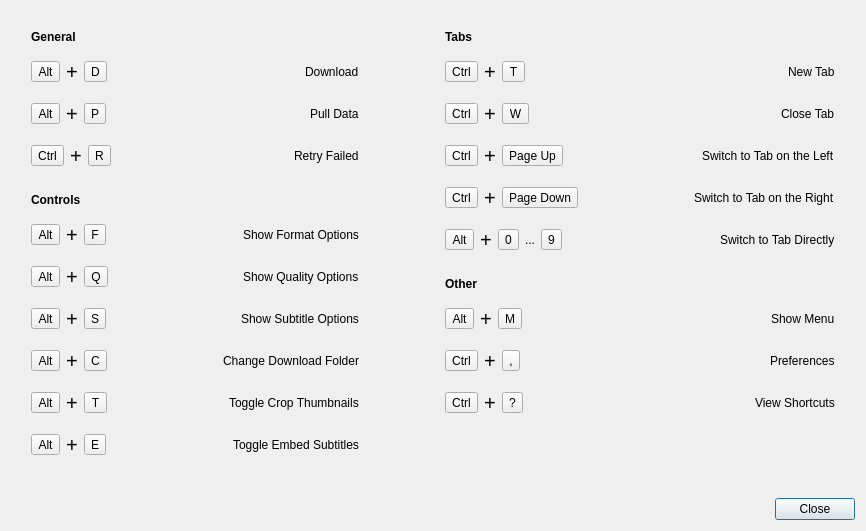
Qt form src/media_downloader/ui/keyboard_shortcuts_dialog.ui (markop404/media-downloader) before a commit.
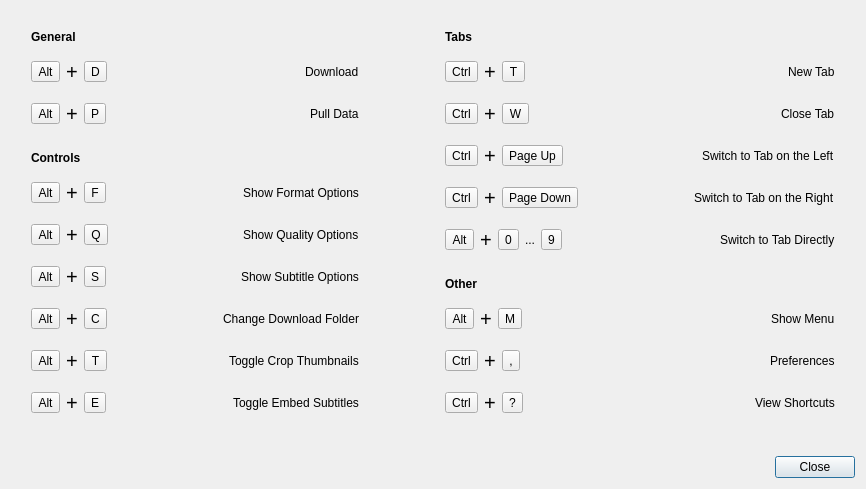
The same form after that commit.

Patch:
```diff
--- a/src/media_downloader/ui/keyboard_shortcuts_dialog.ui
+++ b/src/media_downloader/ui/keyboard_shortcuts_dialog.ui
@@ -218,76 +218,6 @@
          </item>
         </layout>
        </item>
-       <item>
-        <spacer name="verticalSpacer_23">
-         <property name="orientation">
-          <enum>Qt::Orientation::Vertical</enum>
-         </property>
-         <property name="sizeType">
-          <enum>QSizePolicy::Policy::Fixed</enum>
-         </property>
-         <property name="sizeHint" stdset="0">
-          <size>
-           <width>0</width>
-           <height>12</height>
-          </size>
-         </property>
-        </spacer>
-       </item>
-       <item>
-        <layout class="QHBoxLayout" name="horizontalLayout">
-         <item>
-          <widget class="QToolButton" name="toolButton_2">
-           <property name="text">
-            <string>Ctrl</string>
-           </property>
-          </widget>
-         </item>
-         <item>
-          <widget class="QLabel" name="label">
-           <property name="font">
-            <font>
-             <pointsize>15</pointsize>
-             <fontweight>Light</fontweight>
-            </font>
-           </property>
-           <property name="text">
-            <string>+</string>
-           </property>
-          </widget>
-         </item>
-         <item>
-          <widget class="QToolButton" name="toolButton">
-           <property name="text">
-            <string>R</string>
-           </property>
-          </widget>
-         </item>
-         <item>
-          <spacer name="horizontalSpacer">
-           <property name="orientation">
-            <enum>Qt::Orientation::Horizontal</enum>
-           </property>
-           <property name="sizeType">
-            <enum>QSizePolicy::Policy::MinimumExpanding</enum>
-           </property>
-           <property name="sizeHint" stdset="0">
-            <size>
-             <width>110</width>
-             <height>0</height>
-            </size>
-           </property>
-          </spacer>
-         </item>
-         <item>
-          <widget class="QLabel" name="label_2">
-           <property name="text">
-            <string>Retry Failed</string>
-           </property>
-          </widget>
-         </item>
-        </layout>
-       </item>
        <item>
         <spacer name="verticalSpacer_13">
          <property name="orientation">
```
